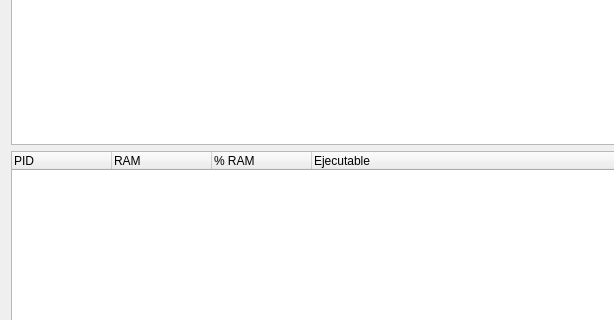
gwolf/clase-sistop-2017-01, file proyectos/Proyecto_Erik_Sebastian/MonitorRAM/mainwindow.ui: the form before one commit; both pictures show x 0 to 614 and y 159 to 479 of the 1060 by 623 pixel window.
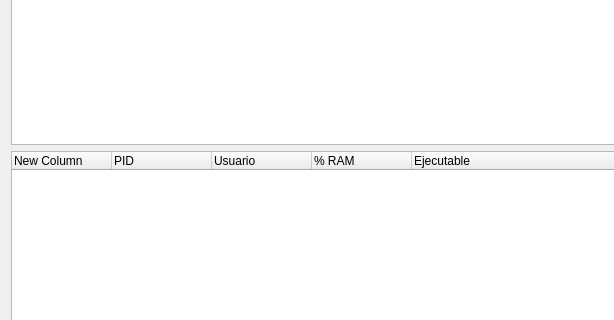
The form after the commit.

Commit message: Agregando columna de usuario a la tabla

Diff of the .ui file:
```diff
--- a/proyectos/Proyecto_Erik_Sebastian/MonitorRAM/mainwindow.ui
+++ b/proyectos/Proyecto_Erik_Sebastian/MonitorRAM/mainwindow.ui
@@ -20,6 +20,11 @@
     </item>
     <item>
      <widget class="QTreeWidget" name="treeWidget">
+      <column>
+       <property name="text">
+        <string>New Column</string>
+       </property>
+      </column>
       <column>
        <property name="text">
         <string>PID</string>
@@ -27,7 +32,7 @@
       </column>
       <column>
        <property name="text">
-        <string>RAM</string>
+        <string>Usuario</string>
        </property>
       </column>
       <column>
```
